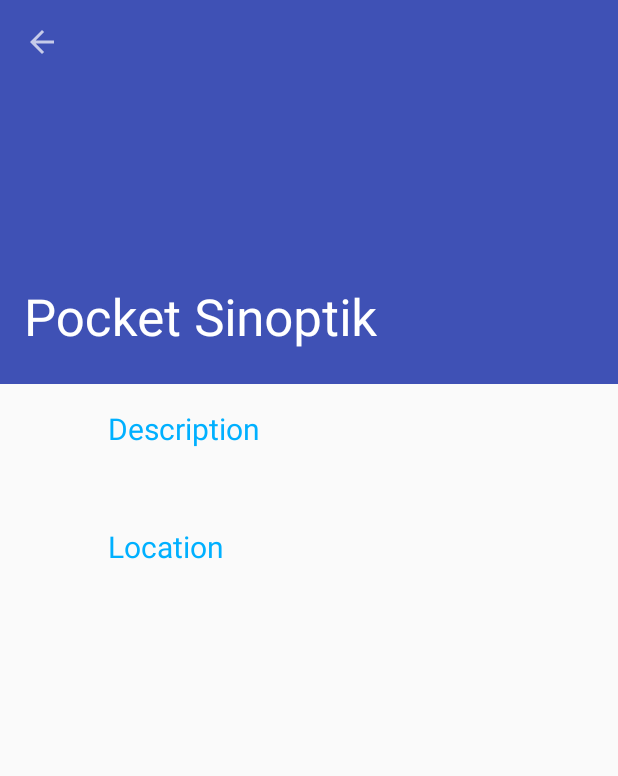
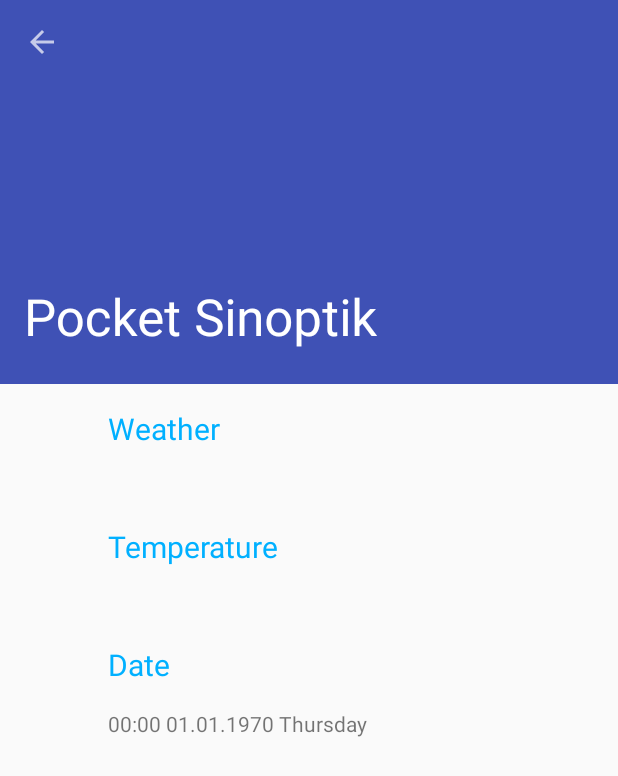
Before and after one commit to SergiyBoyko/PocketSinoptic, an Android app: the DetailActivity screen opened directly, with no data from a screen before it, on a phone screen of 412 x 824 dp. Shown: the top 776 px of the screen. Run offline under Robolectric (Android 15) with nearby library versions, the phone set to English and light mode, and no system bars; our stand-ins replace ButterKnife; 6 statements that could not run were skipped.

Commit message:
implemented details activity

```diff
--- a/app/src/main/java/com/example/android/pocketsinoptik/activities/DetailActivity.java
+++ b/app/src/main/java/com/example/android/pocketsinoptik/activities/DetailActivity.java
@@ -13,8 +13,29 @@ import android.widget.TextView;
 
 import com.example.android.pocketsinoptik.Constants;
 import com.example.android.pocketsinoptik.R;
+import com.example.android.pocketsinoptik.utils.ImagePack;
+import com.example.android.pocketsinoptik.utils.ImageSelector;
+
+import java.text.SimpleDateFormat;
+import java.util.Date;
+import java.util.Locale;
+
+import butterknife.BindView;
+import butterknife.ButterKnife;
 
 public class DetailActivity extends AppCompatActivity {
+
+    @BindView(R.id.desc)
+    TextView descField;
+
+    @BindView(R.id.temperature)
+    TextView tempField;
+
+    @BindView(R.id.date)
+    TextView dateField;
+
+    @BindView(R.id.image)
+    ImageView image;
 
 
     @Override
@@ -27,27 +48,29 @@ public class DetailActivity extends AppCompatActivity {
         // Set Collapsing Toolbar layout to the screen
         CollapsingToolbarLayout collapsingToolbar =
                 (CollapsingToolbarLayout) findViewById(R.id.collapsing_toolbar);
-        // Set title of Detail page
-        // collapsingToolbar.setTitle(getString(R.string.item_title));
 
-        int postion = getIntent().getIntExtra(Constants.EXTRA_POSITION, 0);
-        Resources resources = getResources();
-        String[] places = resources.getStringArray(R.array.places);
-        collapsingToolbar.setTitle(places[postion % places.length]);
+        ButterKnife.bind(this);
 
-        String[] placeDetails = resources.getStringArray(R.array.place_details);
-        TextView placeDetail = (TextView) findViewById(R.id.place_detail);
-        placeDetail.setText(placeDetails[postion % placeDetails.length]);
+        String cityName = getIntent().getStringExtra(Constants.CITY);
+        long ms = getIntent().getLongExtra(Constants.DATE, 0L);
+        Date date = new Date(ms);
+        SimpleDateFormat dateFormat = new SimpleDateFormat(Constants.EXPAND_DATE_FORMAT, Locale.ENGLISH);
+        String timeDate = dateFormat.format(date);
+        String temperature = getIntent().getStringExtra(Constants.TEMPERATURE);
+        int weatherId = getIntent().getIntExtra(Constants.WEATHER_ID, 0);
+        String dayPart = (date.getHours() > 7 && date.getHours() < 19) ? Constants.DAY : Constants.NIGHT;
+        ImagePack pack = ImageSelector.getImagePackById(this, weatherId, dayPart);
 
-        String[] placeLocations = resources.getStringArray(R.array.place_locations);
-        TextView placeLocation = (TextView) findViewById(R.id.place_location);
-        placeLocation.setText(placeLocations[postion % placeLocations.length]);
+        collapsingToolbar.setTitle(cityName);
 
-        TypedArray placePictures = resources.obtainTypedArray(R.array.places_picture);
-        ImageView placePicutre = (ImageView) findViewById(R.id.image);
-        placePicutre.setImageDrawable(placePictures.getDrawable(postion % placePictures.length()));
+        descField.setText(pack.getDescription());
 
-        placePictures.recycle();
+        tempField.setText(temperature);
+
+        dateField.setText(timeDate);
+
+        image.setImageDrawable(pack.getBackGround());
+
     }
 
     @Override
--- a/app/src/main/res/layout/activity_detail.xml
+++ b/app/src/main/res/layout/activity_detail.xml
@@ -59,13 +59,13 @@
             <TextView
                 android:layout_width="match_parent"
                 android:layout_height="wrap_content"
+                android:layout_marginBottom="@dimen/md_keylines"
+                android:text="Weather"
                 android:textColor="?attr/colorAccent"
-                android:text="Description"
-                android:textSize="@dimen/article_titles"
-                android:layout_marginBottom="@dimen/md_keylines" />
+                android:textSize="@dimen/article_titles" />
 
             <TextView
-                android:id="@+id/place_detail"
+                android:id="@+id/desc"
                 android:layout_width="wrap_content"
                 android:layout_height="wrap_content"
                 tools:text="@string/detail_desc" />
@@ -73,14 +73,29 @@
             <TextView
                 android:layout_width="match_parent"
                 android:layout_height="wrap_content"
+                android:layout_marginBottom="@dimen/md_keylines"
+                android:layout_marginTop="@dimen/md_keylines"
+                android:text="Temperature"
                 android:textColor="?attr/colorAccent"
-                android:text="Location"
-                android:textSize="@dimen/article_titles"
-                android:layout_marginBottom="@dimen/md_keylines"
-                android:layout_marginTop="@dimen/md_keylines" />
+                android:textSize="@dimen/article_titles" />
 
             <TextView
-                android:id="@+id/place_location"
+                android:id="@+id/temperature"
+                android:layout_width="wrap_content"
+                android:layout_height="wrap_content"
+                tools:text="@string/detail_desc" />
+
+            <TextView
+                android:layout_width="match_parent"
+                android:layout_height="wrap_content"
+                android:layout_marginBottom="@dimen/md_keylines"
+                android:layout_marginTop="@dimen/md_keylines"
+                android:text="Date"
+                android:textColor="?attr/colorAccent"
+                android:textSize="@dimen/article_titles" />
+
+            <TextView
+                android:id="@+id/date"
                 android:layout_width="wrap_content"
                 android:layout_height="wrap_content"
                 tools:text="@string/dxetail_location" />
```
